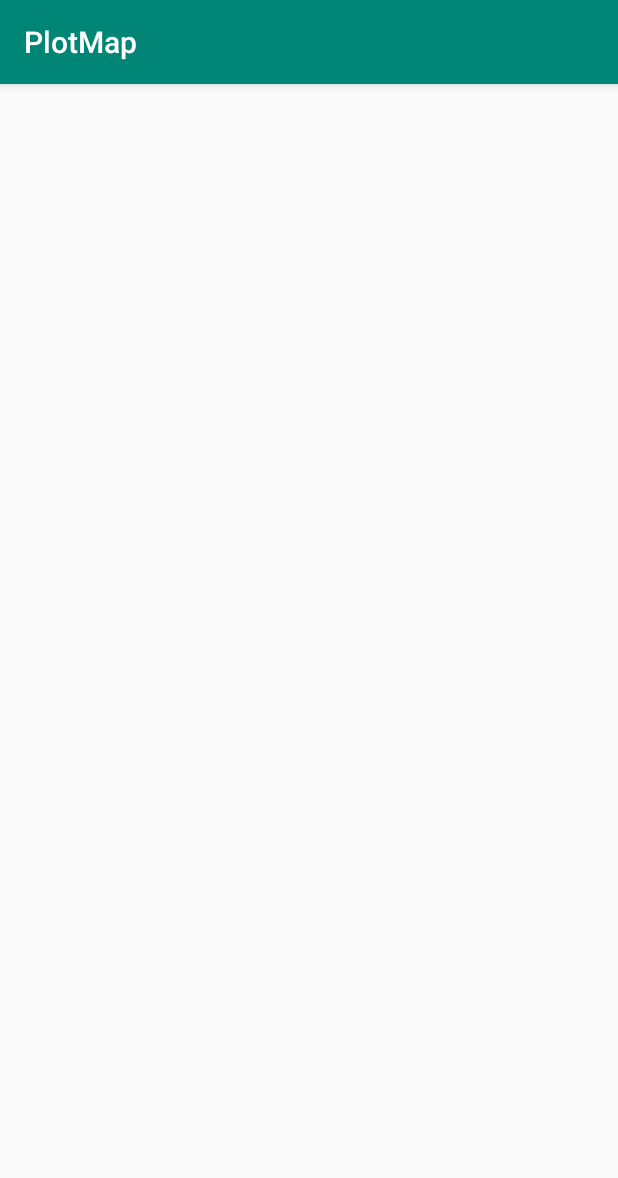
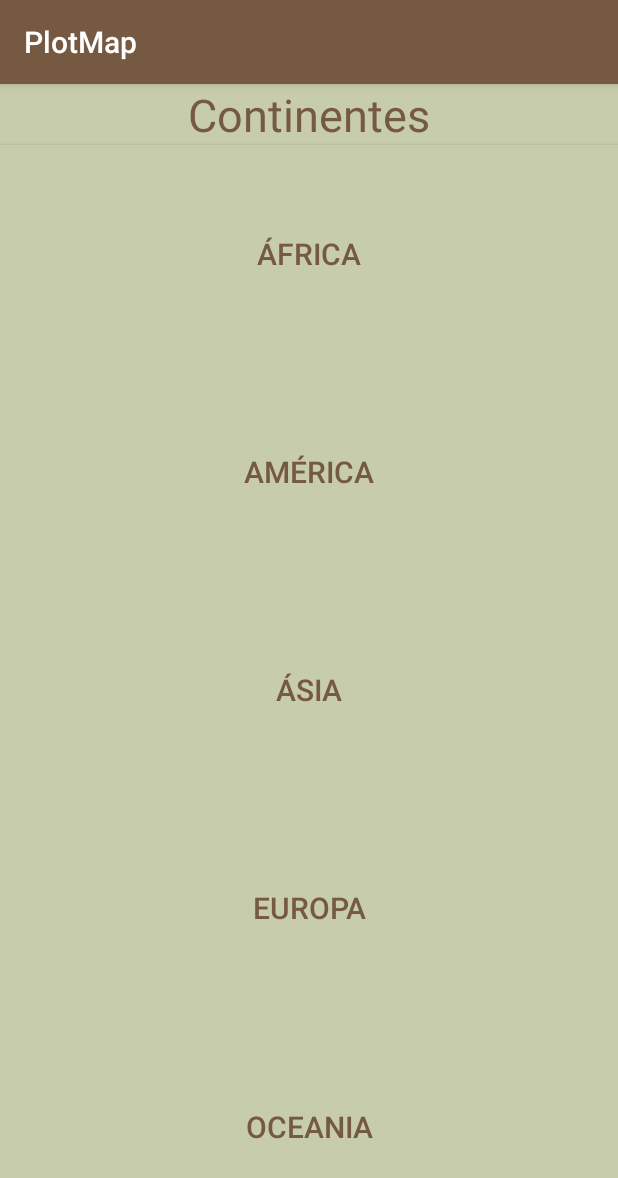
Before and after one commit to PeMatias/PlotMap, an Android app: the screen it shows after launch (MainActivity before the commit, PainelActivity after it), on a phone screen of 412 x 824 dp. Shown: the top 1178 px of the screen. Run offline under Robolectric (Android 15) with nearby library versions, the phone set to English and light mode, and no system bars.

```diff
--- a/app/src/main/AndroidManifest.xml
+++ b/app/src/main/AndroidManifest.xml
@@ -12,14 +12,14 @@
         android:roundIcon="@mipmap/ic_launcher_round"
         android:supportsRtl="true"
         android:theme="@style/AppTheme">
-        <activity android:name=".view.PainelActivity"></activity>
-        <activity android:name=".view.MainActivity">
+        <activity android:name=".view.PainelActivity">
             <intent-filter>
                 <action android:name="android.intent.action.MAIN" />
 
                 <category android:name="android.intent.category.LAUNCHER" />
             </intent-filter>
         </activity>
+        <activity android:name=".view.MainActivity"></activity>
     </application>
 
 </manifest>
--- a/app/src/main/res/layout/activity_painel.xml
+++ b/app/src/main/res/layout/activity_painel.xml
@@ -1,9 +1,76 @@
-<?xml version="1.0" encoding="utf-8"?>
-<android.support.constraint.ConstraintLayout xmlns:android="http://schemas.android.com/apk/res/android"
-    xmlns:app="http://schemas.android.com/apk/res-auto"
-    xmlns:tools="http://schemas.android.com/tools"
+<!-- Vertical Orientation is set  with weightSum-->
+<LinearLayout xmlns:android="http://schemas.android.com/apk/res/android"
     android:layout_width="match_parent"
     android:layout_height="match_parent"
+    xmlns:tools="http://schemas.android.com/tools"
+    android:weightSum="5"
+    android:orientation="vertical"
     tools:context=".view.PainelActivity">
 
-</android.support.constraint.ConstraintLayout>
+    <!-- Text Displayed At Top -->
+
+    <TextView
+        android:layout_width="fill_parent"
+        android:layout_height="wrap_content"
+        android:textAppearance="?android:attr/textAppearanceLarge"
+        android:text="Continentes"
+        android:textSize="30dp"
+        android:background="@color/background"
+        android:textColor="@color/foreground"
+        android:textAlignment="center"
+        android:id="@+id/textView"
+        android:layout_gravity="center_horizontal"
+        android:layout_weight="0"/>
+
+    <!-- Button Used -->
+
+    <Button
+        android:id="@+id/btAfrica"
+        android:layout_width="fill_parent"
+        android:layout_height="wrap_content"
+        android:text="África"
+        android:textSize="20dp"
+        android:background="@color/background"
+        android:textColor="@color/foreground"
+        android:layout_weight="1"/>
+
+    <Button
+        android:id="@+id/btAmerica"
+        android:layout_width="fill_parent"
+        android:layout_height="wrap_content"
+        android:text="América"
+        android:textSize="20dp"
+        android:background="@color/background"
+        android:textColor="@color/foreground"
+        android:layout_weight="1"/>
+
+    <Button
+        android:id="@+id/btAsia"
+        android:layout_width="fill_parent"
+        android:layout_height="wrap_content"
+        android:text="Ásia"
+        android:textSize="20dp"
+        android:background="@color/background"
+        android:textColor="@color/foreground"
+        android:layout_weight="1"/>
+
+    <Button
+        android:id="@+id/btEuropa"
+        android:layout_width="fill_parent"
+        android:layout_height="wrap_content"
+        android:text="Europa"
+        android:textSize="20dp"
+        android:background="@color/background"
+        android:textColor="@color/foreground"
+        android:layout_weight="1"/>
+
+    <Button
+        android:id="@+id/btOceania"
+        android:layout_width="fill_parent"
+        android:layout_height="wrap_content"
+        android:text="Oceania"
+        android:textSize="20dp"
+        android:background="@color/background"
+        android:textColor="@color/foreground"
+        android:layout_weight="1"/>
+</LinearLayout>
--- a/app/src/main/res/values/colors.xml
+++ b/app/src/main/res/values/colors.xml
@@ -2,5 +2,8 @@
 <resources>
     <color name="colorPrimary">#008577</color>
     <color name="colorPrimaryDark">#00574B</color>
-    <color name="colorAccent">#D81B60</color>
+    <color name="colorAccent">#755941</color>
+    <color name="foreground">#755941</color>
+    <color name="background">#C7CDAC</color>
+
 </resources>
--- a/app/src/main/res/values/styles.xml
+++ b/app/src/main/res/values/styles.xml
@@ -3,8 +3,8 @@
     <!-- Base application theme. -->
     <style name="AppTheme" parent="Theme.AppCompat.Light.DarkActionBar">
         <!-- Customize your theme here. -->
-        <item name="colorPrimary">@color/colorPrimary</item>
-        <item name="colorPrimaryDark">@color/colorPrimaryDark</item>
+        <item name="colorPrimary">@color/foreground</item>
+        <item name="colorPrimaryDark">@color/background</item>
         <item name="colorAccent">@color/colorAccent</item>
     </style>
 
```
